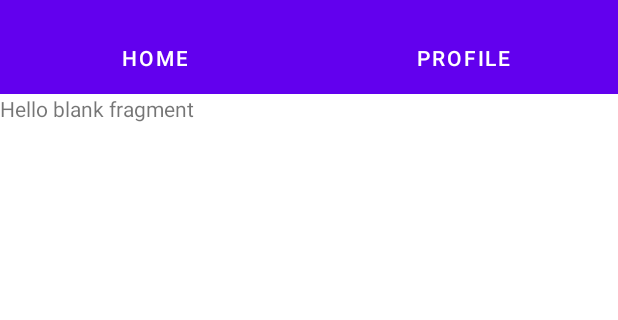
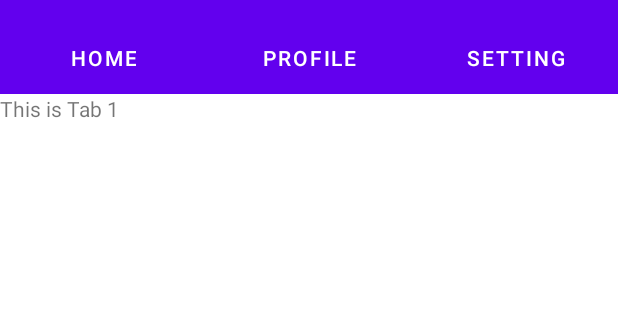
Before and after one commit to NawfalHadi/TabLayout_WithViewPager, an Android app: the screen it shows after launch (MainActivity), on a phone screen of 412 x 824 dp, the part 62-382 px from its top. Run offline under Robolectric (Android 15) with nearby library versions, the phone set to English and light mode, and no system bars.

Commit message:
using 1 fragment for tab layout

```diff
--- a/app/src/main/java/com/thatnawfal/customtablayout/MainActivity.kt
+++ b/app/src/main/java/com/thatnawfal/customtablayout/MainActivity.kt
@@ -9,10 +9,10 @@ import com.google.android.material.tabs.TabLayoutMediator
 class MainActivity : AppCompatActivity() {
 
     companion object {
-
         private val TAB_TITLES = intArrayOf(
             R.string.home_titles,
-            R.string.profile_titles
+            R.string.profile_titles,
+            R.string.setting_titles
         )
     }
     override fun onCreate(savedInstanceState: Bundle?) {
--- a/app/src/main/java/com/thatnawfal/customtablayout/SectionPagerAdapter.kt
+++ b/app/src/main/java/com/thatnawfal/customtablayout/SectionPagerAdapter.kt
@@ -1,19 +1,22 @@
 package com.thatnawfal.customtablayout
 
+import android.os.Bundle
 import androidx.appcompat.app.AppCompatActivity
 import androidx.fragment.app.Fragment
 import androidx.viewpager2.adapter.FragmentStateAdapter
 
 class SectionPagerAdapter(activity : AppCompatActivity) : FragmentStateAdapter(activity) {
 
-    override fun getItemCount(): Int = 2
+    override fun getItemCount(): Int = 3
 
     override fun createFragment(position: Int): Fragment {
-        var fragment: Fragment? = null
-        when (position) {
-            0 -> fragment = HomeFragment()
-            1 -> fragment = ProfileFragment()
+        var fragment = SingleFragment()
+
+        fragment.arguments = Bundle().apply {
+            putInt(SingleFragment.ARG_SECTION_NUMBER, position + 1)
         }
-        return fragment as Fragment
+
+        return fragment
+
     }
 }
--- /dev/null
+++ b/app/src/main/java/com/thatnawfal/customtablayout/SingleFragment.kt
@@ -0,0 +1,31 @@
+package com.thatnawfal.customtablayout
+
+import android.os.Bundle
+import androidx.fragment.app.Fragment
+import android.view.LayoutInflater
+import android.view.View
+import android.view.ViewGroup
+import android.widget.TextView
+
+class SingleFragment : Fragment() {
+    override fun onCreateView(
+        inflater: LayoutInflater, container: ViewGroup?,
+        savedInstanceState: Bundle?
+    ): View? {
+        // Inflate the layout for this fragment
+        return inflater.inflate(R.layout.fragment_single, container, false)
+    }
+
+    override fun onViewCreated(view: View, savedInstanceState: Bundle?) {
+        super.onViewCreated(view, savedInstanceState)
+
+        val tvLabel: TextView = view.findViewById(R.id.section_label)
+        val index = arguments?.getInt(ARG_SECTION_NUMBER, 0)
+
+        tvLabel.text = getString(R.string.contemt_text_tab, index)
+    }
+
+    companion object {
+        const val ARG_SECTION_NUMBER = "section_number"
+    }
+}
--- /dev/null
+++ b/app/src/main/res/layout/fragment_single.xml
@@ -0,0 +1,15 @@
+<?xml version="1.0" encoding="utf-8"?>
+<FrameLayout xmlns:android="http://schemas.android.com/apk/res/android"
+    xmlns:tools="http://schemas.android.com/tools"
+    android:layout_width="match_parent"
+    android:layout_height="match_parent"
+    tools:context=".SingleFragment">
+
+    <!-- TODO: Update blank fragment layout -->
+    <TextView
+        android:id="@+id/section_label"
+        android:layout_width="match_parent"
+        android:layout_height="match_parent"
+        android:text="@string/hello_blank_fragment" />
+
+</FrameLayout>
--- a/app/src/main/res/values/strings.xml
+++ b/app/src/main/res/values/strings.xml
@@ -4,4 +4,6 @@
     <string name="hello_blank_fragment">Hello blank fragment</string>
     <string name="profile_titles">profile</string>
     <string name="home_titles">home</string>
+    <string name="contemt_text_tab">This is Tab %1$d</string>
+    <string name="setting_titles">setting</string>
 </resources>
```
